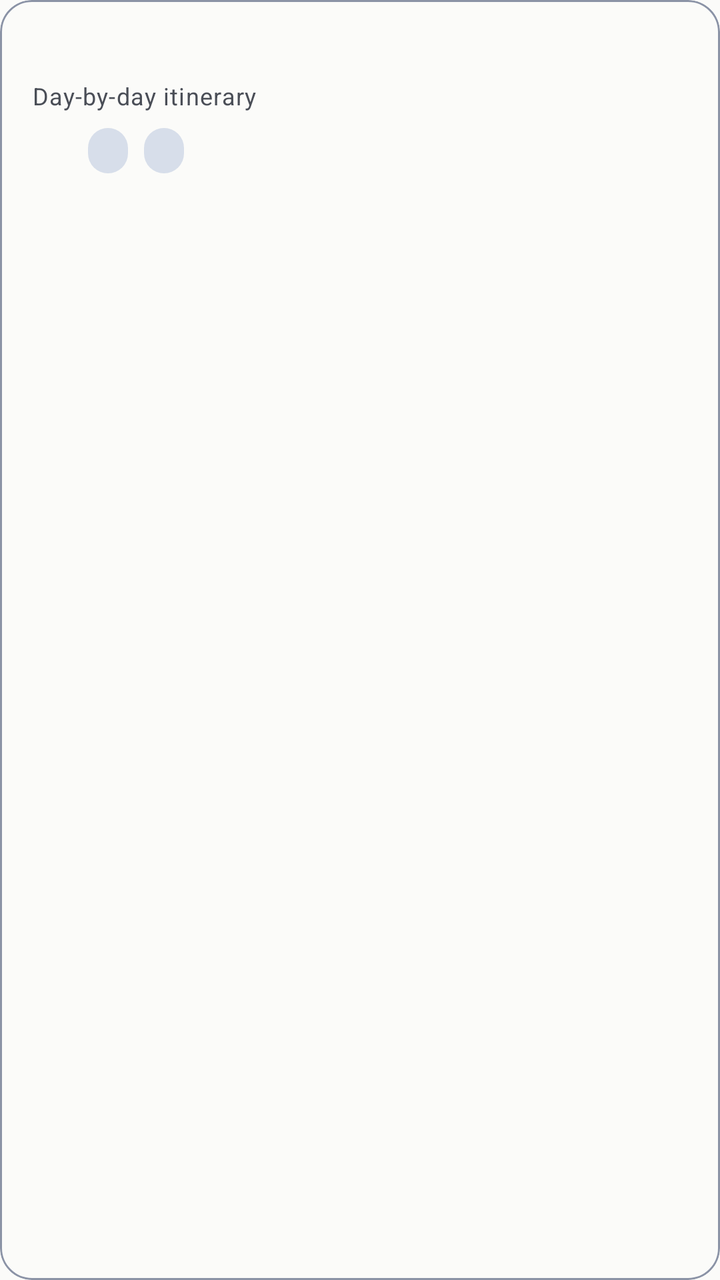
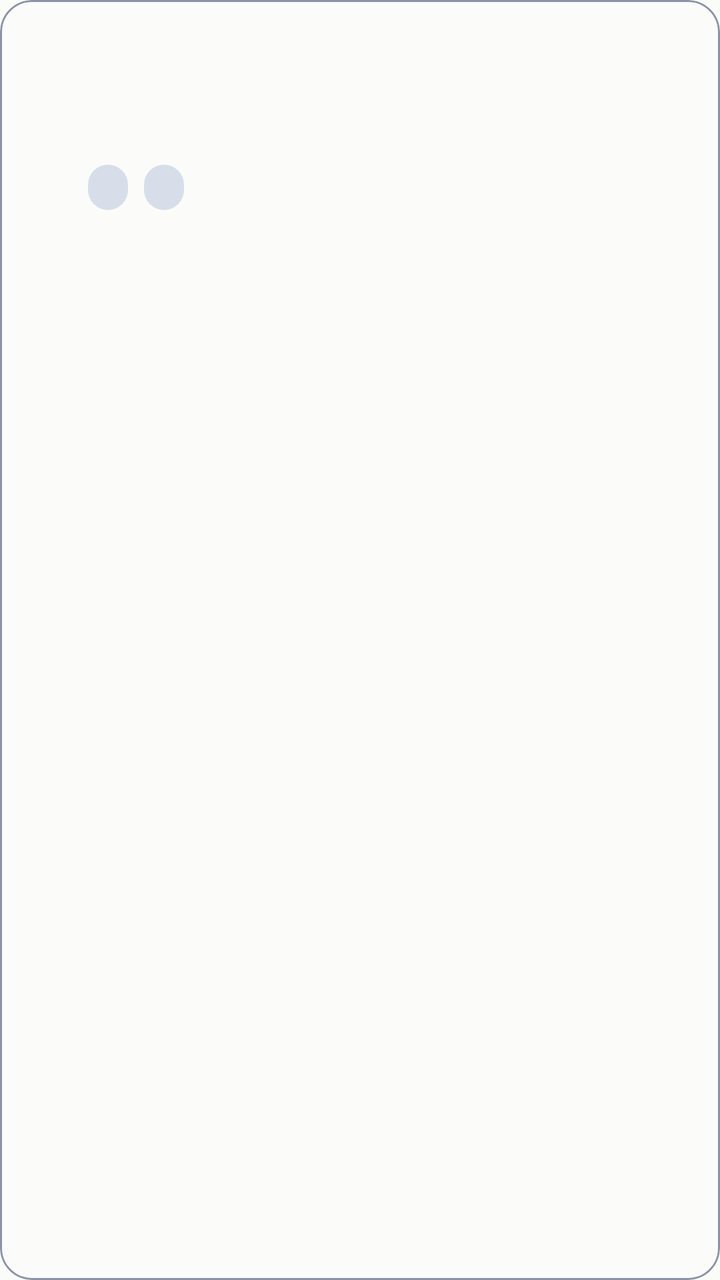

Compare the two renders of this Android layout. The source of the first and the diff that turns it into the second are given below.
<!-- AndroidManifest.xml: application theme Theme.TripFit -->
<!-- res/layout/item_trip_card_stub.xml -->
<?xml version="1.0" encoding="utf-8"?>
<com.google.android.material.card.MaterialCardView xmlns:android="http://schemas.android.com/apk/res/android"
    xmlns:app="http://schemas.android.com/apk/res-auto"
    android:layout_width="match_parent"
    android:layout_height="wrap_content"
    android:layout_marginHorizontal="@dimen/space_md"
    android:layout_marginTop="@dimen/space_sm"
    android:checkable="false"
    android:clickable="true"
    android:focusable="true"
    android:foreground="?attr/selectableItemBackground"
    app:cardBackgroundColor="?attr/colorSurface"
    app:cardCornerRadius="@dimen/card_corner"
    app:cardElevation="0dp"
    app:strokeColor="?attr/colorOutline"
    app:strokeWidth="1dp">

    <LinearLayout
        android:layout_width="match_parent"
        android:layout_height="wrap_content"
        android:orientation="vertical"
        android:padding="@dimen/space_md">

        <TextView
            android:id="@+id/text_trip_title"
            android:layout_width="match_parent"
            android:layout_height="wrap_content"
            android:textAppearance="?attr/textAppearanceTitleMedium"
            android:textColor="?attr/colorOnSurface" />

        <TextView
            android:layout_width="match_parent"
            android:layout_height="wrap_content"
            android:layout_marginTop="2dp"
            android:text="@string/itinerary_subtitle"
            android:textAppearance="?attr/textAppearanceBodySmall"
            android:textColor="?attr/colorOnSurfaceVariant" />

        <LinearLayout
            android:layout_width="wrap_content"
            android:layout_height="wrap_content"
            android:layout_marginTop="@dimen/space_sm"
            android:orientation="horizontal">

            <TextView
                android:id="@+id/text_trip_status"
                android:layout_width="wrap_content"
                android:layout_height="wrap_content"
                android:fontFamily="monospace"
                android:paddingHorizontal="@dimen/chip_padding_horizontal"
                android:paddingVertical="@dimen/chip_padding_vertical"
                android:textAppearance="?attr/textAppearanceLabelSmall"
                android:textColor="?attr/colorOnSurfaceVariant" />

            <TextView
                android:id="@+id/text_trip_days"
                android:layout_width="wrap_content"
                android:layout_height="wrap_content"
                android:layout_marginStart="@dimen/space_sm"
                android:background="@drawable/bg_chip_count"
                android:fontFamily="monospace"
                android:paddingHorizontal="@dimen/chip_padding_horizontal"
                android:paddingVertical="@dimen/chip_padding_vertical"
                android:textAppearance="?attr/textAppearanceLabelSmall"
                android:textColor="?attr/colorOnPrimaryContainer" />

            <TextView
                android:id="@+id/text_trip_stops"
                android:layout_width="wrap_content"
                android:layout_height="wrap_content"
                android:layout_marginStart="@dimen/space_sm"
                android:background="@drawable/bg_chip_count"
                android:fontFamily="monospace"
                android:paddingHorizontal="@dimen/chip_padding_horizontal"
                android:paddingVertical="@dimen/chip_padding_vertical"
                android:textAppearance="?attr/textAppearanceLabelSmall"
                android:textColor="?attr/colorOnPrimaryContainer" />

        </LinearLayout>

    </LinearLayout>

</com.google.android.material.card.MaterialCardView>
<!-- resources referenced by this layout -->
<resources>
  <dimen name="card_corner">16dp</dimen>
  <dimen name="chip_padding_horizontal">10dp</dimen>
  <dimen name="chip_padding_vertical">4dp</dimen>
  <dimen name="space_md">16dp</dimen>
  <dimen name="space_sm">8dp</dimen>
  <!-- drawable bg_chip_count (drawable) -->
  <?xml version="1.0" encoding="utf-8"?>
  <shape xmlns:android="http://schemas.android.com/apk/res/android"
      android:shape="rectangle">
      <solid android:color="?attr/colorPrimaryContainer" />
      <corners android:radius="@dimen/chip_corner_radius" />
  </shape>
  <string name="itinerary_subtitle">Day-by-day itinerary</string>
  <style name="Theme.TripFit" parent="Base.Theme.TripFit" />
  <dimen name="chip_corner_radius">20dp</dimen>
  <style name="Base.Theme.TripFit" parent="Theme.Material3.DayNight.NoActionBar">
          <item name="colorPrimary">@color/md_primary</item>
          <item name="colorOnPrimary">@color/md_on_primary</item>
          <item name="colorPrimaryContainer">@color/md_primary_container</item>
          <item name="colorOnPrimaryContainer">@color/md_on_primary_container</item>
  
          <item name="colorSecondary">@color/md_secondary</item>
          <item name="colorOnSecondary">@color/md_on_secondary</item>
          <item name="colorSecondaryContainer">@color/md_secondary_container</item>
          <item name="colorOnSecondaryContainer">@color/md_on_secondary_container</item>
  
          <item name="android:colorBackground">@color/md_background</item>
          <item name="colorOnBackground">@color/md_on_background</item>
          <item name="colorSurface">@color/md_surface</item>
          <item name="colorOnSurface">@color/md_on_surface</item>
          <item name="colorSurfaceVariant">@color/md_surface_variant</item>
          <item name="colorOnSurfaceVariant">@color/md_on_surface_variant</item>
          <item name="colorOutline">@color/md_outline</item>
      </style>
  <color name="md_primary">#13213B</color>
  <color name="md_on_primary">#FFFFFF</color>
  <color name="md_primary_container">#D7DEEA</color>
  <color name="md_on_primary_container">#13213B</color>
  <color name="md_secondary">#8A5B00</color>
  <color name="md_on_secondary">#FFFFFF</color>
  <color name="md_secondary_container">#FFE8B2</color>
  <color name="md_on_secondary_container">#2B1B00</color>
  <color name="md_background">#FBFBF9</color>
  <color name="md_on_background">#15181D</color>
  <color name="md_surface">#FBFBF9</color>
  <color name="md_on_surface">#15181D</color>
  <color name="md_surface_variant">#E7E9ED</color>
  <color name="md_on_surface_variant">#4A4E57</color>
  <color name="md_outline">#8B93A6</color>
</resources>

<!-- the commit's change to res/layout/item_trip_card_stub.xml (unified diff, before → after) -->
@@ -29,10 +29,18 @@
             android:textColor="?attr/colorOnSurface" />
 
         <TextView
+            android:id="@+id/text_trip_place"
             android:layout_width="match_parent"
             android:layout_height="wrap_content"
             android:layout_marginTop="2dp"
-            android:text="@string/itinerary_subtitle"
+            android:textAppearance="?attr/textAppearanceBodySmall"
+            android:textColor="?attr/colorOnSurfaceVariant" />
+
+        <TextView
+            android:id="@+id/text_trip_details"
+            android:layout_width="match_parent"
+            android:layout_height="wrap_content"
+            android:layout_marginTop="2dp"
             android:textAppearance="?attr/textAppearanceBodySmall"
             android:textColor="?attr/colorOnSurfaceVariant" />
 
<!-- resource entries referenced after the edit -->
@@ -12,7 +12,6 @@
       <solid android:color="?attr/colorPrimaryContainer" />
       <corners android:radius="@dimen/chip_corner_radius" />
   </shape>
-  <string name="itinerary_subtitle">Day-by-day itinerary</string>
   <style name="Theme.TripFit" parent="Base.Theme.TripFit" />
   <dimen name="chip_corner_radius">20dp</dimen>
   <style name="Base.Theme.TripFit" parent="Theme.Material3.DayNight.NoActionBar">
